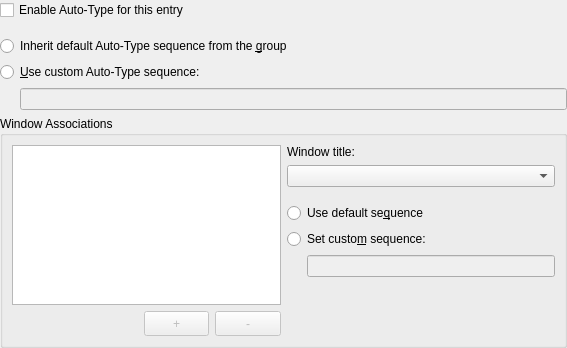
iluminat23/keepassxc-debian, file src/gui/entry/EditEntryWidgetAutoType.ui: the form before one commit.
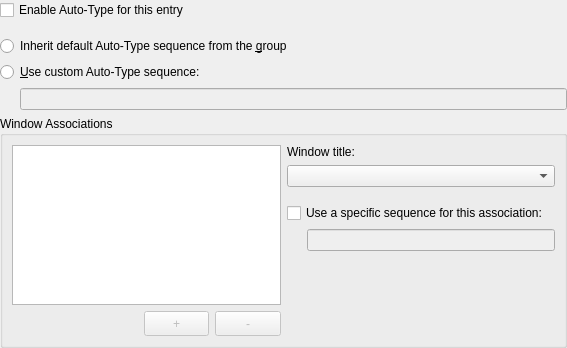
The form after the commit. Custom widgets are drawn as their Qt base class.

The edit to the form file:
```diff
--- a/src/gui/entry/EditEntryWidgetAutoType.ui
+++ b/src/gui/entry/EditEntryWidgetAutoType.ui
@@ -203,16 +203,9 @@
          </spacer>
         </item>
         <item>
-         <widget class="QRadioButton" name="defaultWindowSequenceButton">
+         <widget class="QCheckBox" name="customWindowSequenceButton">
           <property name="text">
-           <string>Use default se&amp;quence</string>
-          </property>
-         </widget>
-        </item>
-        <item>
-         <widget class="QRadioButton" name="customWindowSequenceButton">
-          <property name="text">
-           <string>Set custo&amp;m sequence:</string>
+           <string>Use a specific sequence for this association:</string>
           </property>
          </widget>
         </item>
```
Left out of the diff: 1 changed line with no effect on the pictures.
